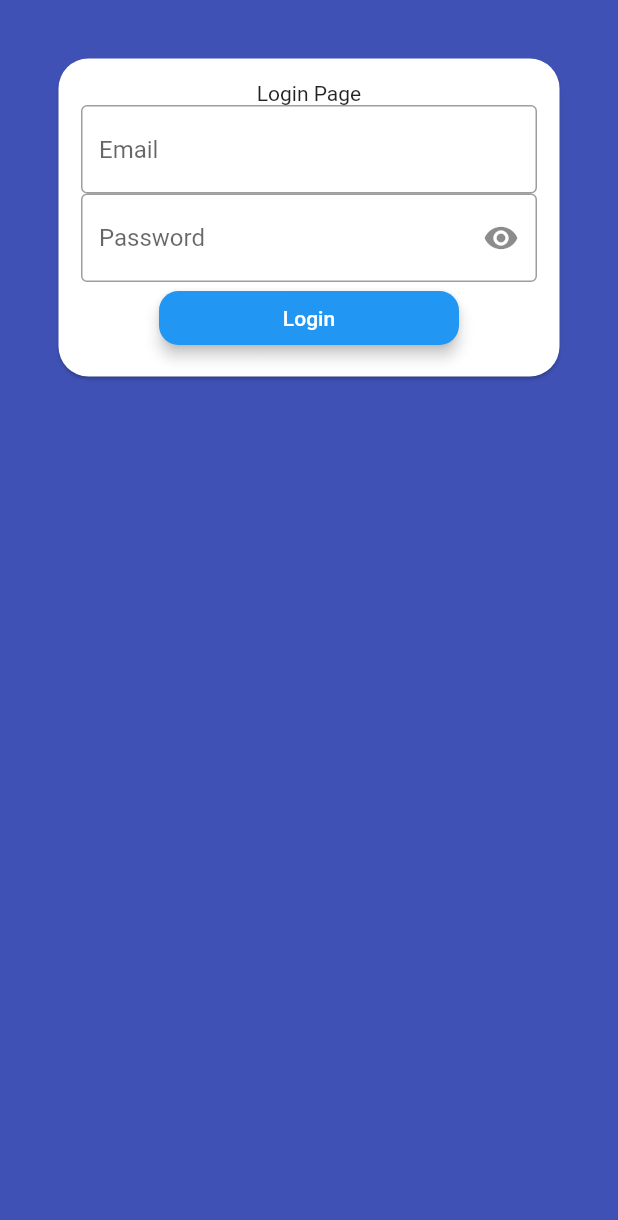
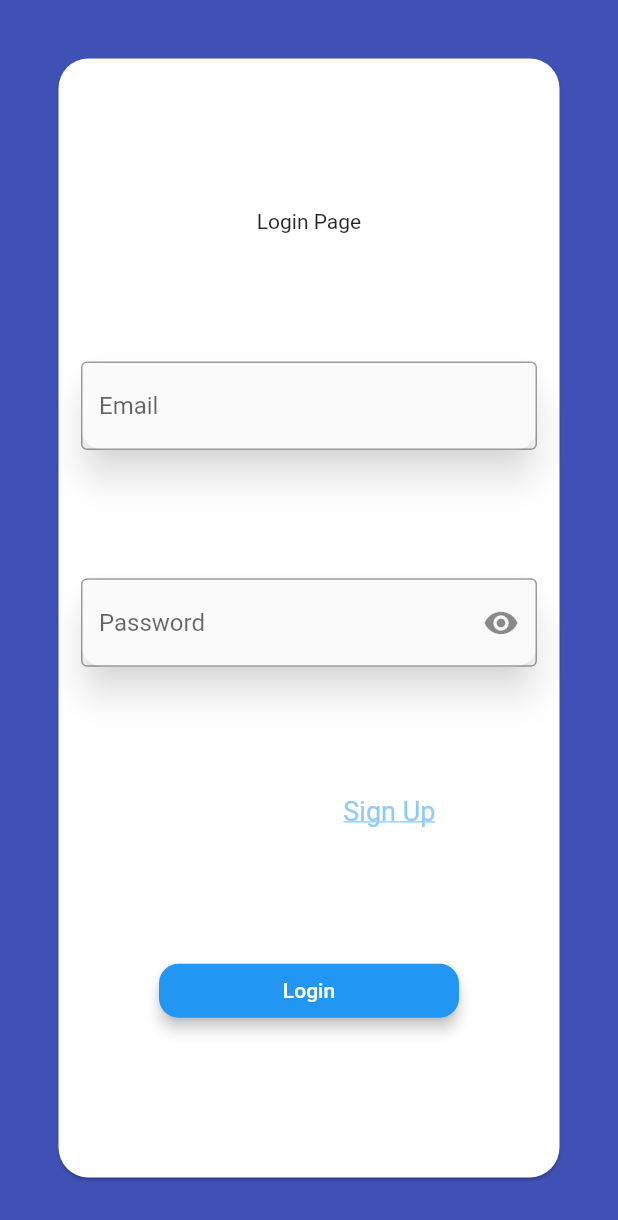
Before and after one commit to anasrul03/Lib.Org, a Flutter app: the LoginPage screen opened directly, on a phone screen of 412 x 824 dp. Shown: the top 1220 px of the screen. Run offline on Flutter 3.47's test engine with Material 2 defaults, Android fonts, the phone set to English and light mode, and no system bars; our stand-ins replace bloc, curved_navigation_bar, email_validator, firebase_auth, firebase_core, flutter_rating_bar and 1 more; missing offline and left inert: flutter_barcode_scanner; accounts and stored records are empty.

Commit message:
login DONE, navbar DONE, signup NOTDONE

```diff
--- a/lib_org/lib/Firebase_Auth/Login_Page.dart
+++ b/lib_org/lib/Firebase_Auth/Login_Page.dart
@@ -1,9 +1,13 @@
-// ignore_for_file: prefer_const_constructors, sort_child_properties_last
-
+// ignore_for_file: prefer_const_constructors, sort_child_properties_last, unused_field, prefer_interpolation_to_compose_strings, use_build_context_synchronously, avoid_print
+import 'package:email_validator/email_validator.dart';
+import 'package:firebase_auth/firebase_auth.dart';
+import 'package:flutter/gestures.dart';
 import 'package:flutter/material.dart';
+import 'package:lib_org/main.dart';
 
 class LoginPage extends StatefulWidget {
-  const LoginPage({super.key});
+  VoidCallback? toSignUpPage;
+  LoginPage({super.key, this.toSignUpPage});
 
   @override
   State<LoginPage> createState() => _LoginPageState();
@@ -11,11 +15,21 @@ class LoginPage extends StatefulWidget {
 
 class _LoginPageState extends State<LoginPage> {
   bool _passwordVisible = false;
+  final _emailController = TextEditingController();
+  final _passwordController = TextEditingController();
   @override
   void initState() {
     // TODO: implement initState
     super.initState();
     _passwordVisible = true;
+  }
+
+  @override
+  void dispose() {
+    // TODO: implement dispose
+    _emailController.dispose();
+    _passwordController.dispose();
+    super.dispose();
   }
 
   @override
@@ -33,15 +47,30 @@ class _LoginPageState extends State<LoginPage> {
           child: Container(
             padding: EdgeInsets.all(15),
             child: Column(
-              mainAxisSize: MainAxisSize.min,
-              mainAxisAlignment: MainAxisAlignment.center,
+              mainAxisSize: MainAxisSize.max,
+              mainAxisAlignment: MainAxisAlignment.spaceEvenly,
               children: <Widget>[
                 const Text("Login Page"),
-                const TextField(
+                Material(
+                  elevation: 10.0,
+                  borderRadius: BorderRadius.circular(15.0),
+                  shadowColor: Color(0x55434343),
+                  child: TextFormField(
+                    controller: _emailController,
                     decoration: InputDecoration(
                         border: OutlineInputBorder(), hintText: "Email"),
                   ),
-                TextField(
+                ),
+                Material(
+                  elevation: 10.0,
+                  borderRadius: BorderRadius.circular(15.0),
+                  shadowColor: Color(0x55434343),
+                  child: TextFormField(
+                    validator: (email) =>
+                        email != null && !EmailValidator.validate(email)
+                            ? 'Enter a valid email!'
+                            : null,
+                    controller: _passwordController,
                     obscureText: _passwordVisible,
                     decoration: InputDecoration(
                         suffixIcon: IconButton(
@@ -56,11 +85,29 @@ class _LoginPageState extends State<LoginPage> {
                         border: OutlineInputBorder(),
                         hintText: "Password"),
                   ),
+                ),
+                RichText(
+                  text: TextSpan(
+                      text: "No Account? ",
+                      style: TextStyle(
+                        color: Colors.white,
+                        fontSize: 18,
+                      ),
+                      children: [
+                        TextSpan(
+                            recognizer: TapGestureRecognizer()
+                              ..onTap = widget.toSignUpPage,
+                            text: 'Sign Up',
+                            style: TextStyle(
+                                decoration: TextDecoration.underline,
+                                color: Colors.blue[200]))
+                      ]),
+                ),
                 SizedBox(
                   width: 200,
                   child: ElevatedButton(
                       autofocus: true,
-                      onPressed: () {},
+                      onPressed: logIn,
                       child: Text("Login"),
                       style: ElevatedButton.styleFrom(
                         //border width and color
@@ -69,7 +116,7 @@ class _LoginPageState extends State<LoginPage> {
                             //to set border radius to button
                             borderRadius: BorderRadius.circular(13)),
                       )),
-                )
+                ),
               ],
             ),
           ),
@@ -77,4 +124,30 @@ class _LoginPageState extends State<LoginPage> {
       ),
     );
   }
+
+  Future logIn() async {
+    // if (isLoading == true) {
+
+    // }
+    print(_emailController.text.trim());
+    try {
+      await FirebaseAuth.instance.signInWithEmailAndPassword(
+        email: _emailController.text.trim(),
+        password: _passwordController.text.trim(),
+      );
+      ScaffoldMessenger.of(context).showSnackBar(SnackBar(
+        backgroundColor: Colors.green,
+        content: Text("Successfully Logged as " + _emailController.text.trim()),
+        duration: Duration(seconds: 1),
+      ));
+    } catch (e) {
+      print("ERROR: $e");
+      ScaffoldMessenger.of(context).showSnackBar(SnackBar(
+        backgroundColor: Colors.red,
+        content: Text("Please input a correct email and password !!"),
+        duration: Duration(seconds: 3),
+      ));
     }
+    navigatorKey.currentState!.popUntil((route) => route.isFirst);
+  }
+}
```
Also changed, not shown: lib_org/lib/Components/navigationDummy.dart (+5 -2 lines), lib_org/lib/Firebase_Auth/SignUp_Page.dart (+16 -0 lines), lib_org/lib/Pages/Home_Page.dart (+125 -0 lines), lib_org/lib/Pages/LibrarySetting_Page.dart (+21 -0 lines), lib_org/lib/Pages/Library_Page.dart (+15 -0 lines), lib_org/lib/Pages/Profile_Page.dart (added, +15 -0 lines), lib_org/lib/Services/Firebase_Auth.dart (added, +22 -0 lines), lib_org/lib/main.dart (+59 -23 lines), lib_org/pubspec.yaml (+9 -0 lines), lib_org/lib/Pages/Main_Page.dart (added), lib_org/lib/firebase_options.dart (added), lib_org/pubspec.lock, 7 other files. Lines whose indentation alone changed are shown as unchanged.
